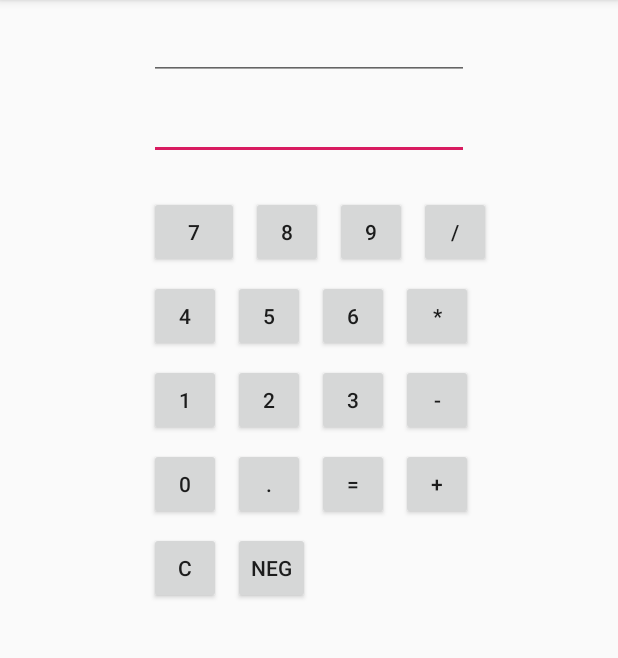
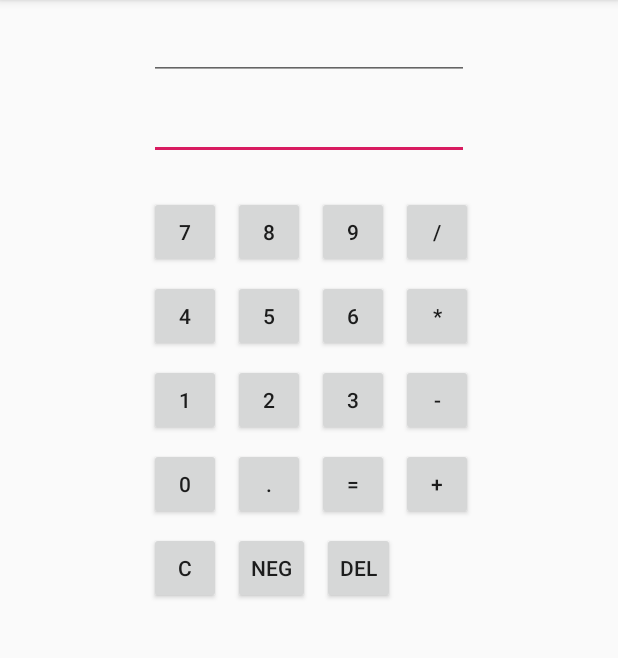
Before and after one commit to z35ali/Calculator, an Android app: the screen it shows after launch (MainActivity), after a tap on an icon or button, on a phone screen of 412 x 824 dp, the part 84-742 px from its top. Run offline under Robolectric (Android 15) with nearby library versions, the phone set to English and light mode, and no system bars.

Commit message:
LongClick CLEAR button and DEL button created
- Created Apk

```diff
--- a/app/src/main/java/com/ali/zafar/calculator/MainActivity.java
+++ b/app/src/main/java/com/ali/zafar/calculator/MainActivity.java
@@ -49,6 +49,8 @@ public class MainActivity extends AppCompatActivity {
         Button buttonAdd = findViewById(R.id.buttonAdd);
 
         Button buttonClear = findViewById(R.id.buttonClear);
+        Button buttonDelete = findViewById(R.id.buttonDelete);
+
         View.OnClickListener listener = new View.OnClickListener() {
             @Override
             public void onClick(View v) {
@@ -56,6 +58,8 @@ public class MainActivity extends AppCompatActivity {
                 newNumber.append(b.getText().toString());
             }
         };
+
+
 
         button0.setOnClickListener(listener);
         button1.setOnClickListener(listener);
@@ -96,16 +100,41 @@ public class MainActivity extends AppCompatActivity {
         buttonAdd.setOnClickListener(operationListener);
         buttonSubtract.setOnClickListener(operationListener);
 
-        buttonClear.setOnClickListener(new View.OnClickListener() {
+        buttonClear.setOnLongClickListener(new View.OnLongClickListener() {
             @Override
-            public void onClick(View v) {
+            public boolean onLongClick(View v) {
                 operand1 = null;
                 pendingOperation = "";
                 newNumber.setText("");
                 result.setText("");
                 displayOperation.setText("");
+                Toast.makeText(MainActivity.this, "Cleared!", Toast.LENGTH_SHORT).show();
+                return false;
             }
         });
+
+        buttonClear.setOnClickListener(new View.OnClickListener() {
+            @Override
+            public void onClick(View v) {
+                Toast.makeText(MainActivity.this, "Long Click to Clear", Toast.LENGTH_SHORT).show();
+            }
+        });
+
+        buttonDelete.setOnClickListener(new View.OnClickListener() {
+            @Override
+            public void onClick(View v) {
+
+                String newNumberText = newNumber.getText().toString();
+
+                if(newNumberText.length() < 1){
+                    newNumber.setText("");
+                }else {
+                    newNumber.setText((newNumberText.substring(0, newNumberText.length() - 1)));
+                }
+
+            }
+        });
+
 
 
         Button buttonNeg = findViewById(R.id.buttonNeg);
--- a/app/src/main/res/layout-land/activity_main.xml
+++ b/app/src/main/res/layout-land/activity_main.xml
@@ -224,6 +224,16 @@
         app:layout_constraintBaseline_toBaselineOf="@+id/buttonMultiply"
         app:layout_constraintStart_toEndOf="@+id/buttonMultiply" />
 
+    <Button
+        android:id="@+id/buttonDelete"
+        android:layout_width="wrap_content"
+        android:layout_height="wrap_content"
+        android:layout_marginStart="8dp"
+        android:minWidth="48dp"
+        android:text="DEL"
+        app:layout_constraintBaseline_toBaselineOf="@+id/buttonSubtract"
+        app:layout_constraintStart_toEndOf="@+id/buttonSubtract" />
+
     <android.support.constraint.Guideline
         android:id="@+id/guideline"
         android:layout_width="wrap_content"
--- a/app/src/main/res/layout/activity_main.xml
+++ b/app/src/main/res/layout/activity_main.xml
@@ -6,6 +6,16 @@
     android:layout_width="match_parent"
     android:layout_height="match_parent"
     tools:context=".MainActivity">
+
+    <Button
+        android:id="@+id/buttonDelete"
+        android:layout_width="wrap_content"
+        android:layout_height="wrap_content"
+        android:layout_marginStart="8dp"
+        android:minWidth="48dp"
+        android:text="DEL"
+        app:layout_constraintBaseline_toBaselineOf="@+id/buttonNeg"
+        app:layout_constraintStart_toEndOf="@+id/buttonNeg" />
 
     <Button
         android:id="@+id/buttonNeg"
@@ -148,7 +158,7 @@
         android:layout_width="wrap_content"
         android:layout_height="wrap_content"
         android:layout_marginTop="24dp"
-        android:minWidth="60dp"
+        android:minWidth="48dp"
         android:text="7"
         app:layout_constraintStart_toStartOf="@+id/newNumber"
         app:layout_constraintTop_toBottomOf="@+id/newNumber" />
```
Also changed, not shown: 2 other files.
